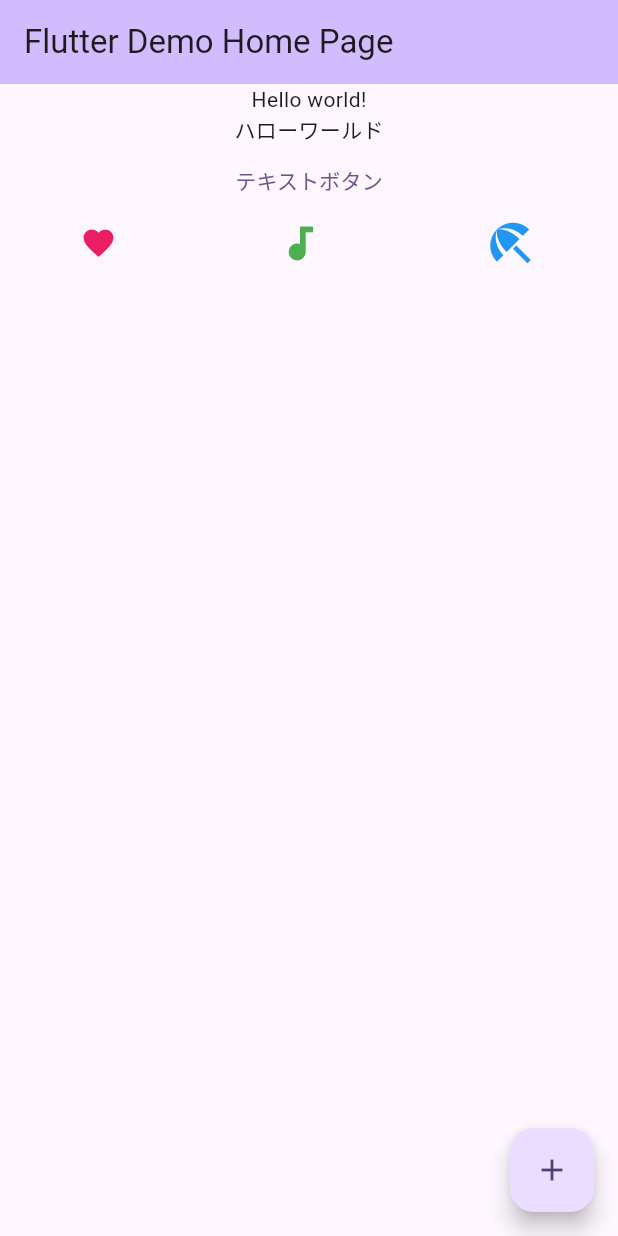
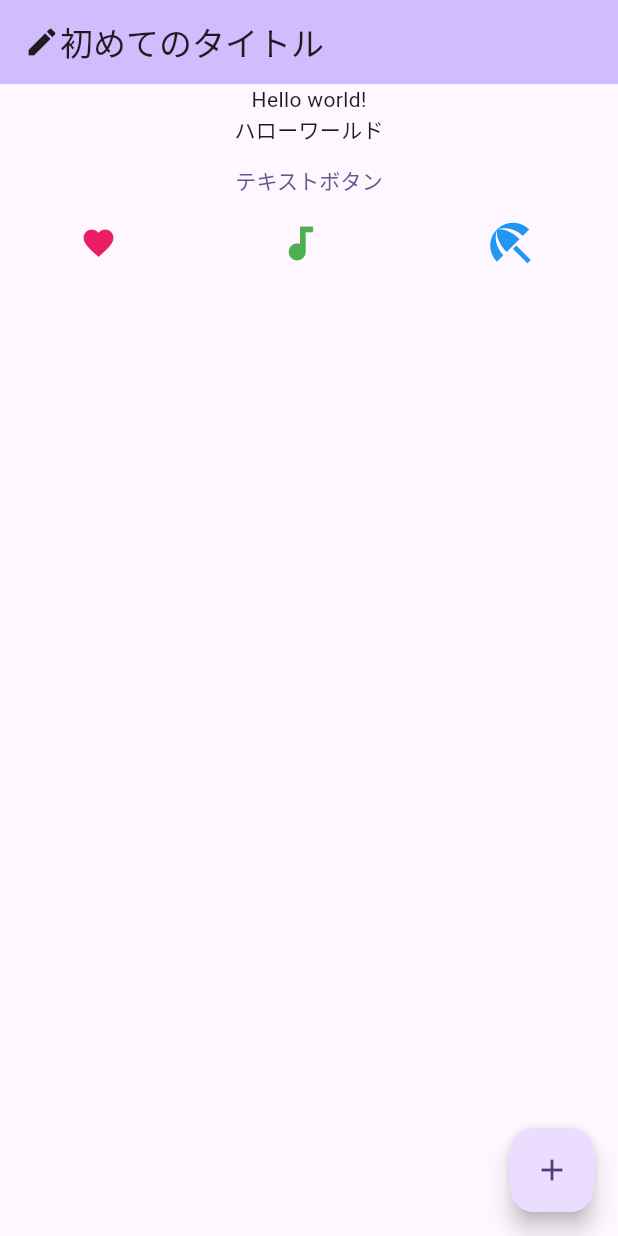
Before and after one commit to zakihaya/flutter_dev_introduction, a Flutter app: the screen it shows after launch, on a phone screen of 412 x 824 dp. Run offline on Flutter 3.47's test engine with Material 2 defaults, Android fonts, the phone set to English and light mode, and no system bars.

Commit message:
Chapter2-1 body以外にWidgetを追加する

```diff
--- a/lib/main.dart
+++ b/lib/main.dart
@@ -84,7 +84,12 @@
         backgroundColor: Theme.of(context).colorScheme.inversePrimary,
         // Here we take the value from the MyHomePage object that was created by
         // the App.build method, and use it to set our appbar title.
-        title: Text(widget.title),
+        title: const Row(
+          children: [
+            Icon(Icons.create),
+            Text("初めてのタイトル"),
+          ],
+        ),
       ),
       body: Column(
         children: [
```
